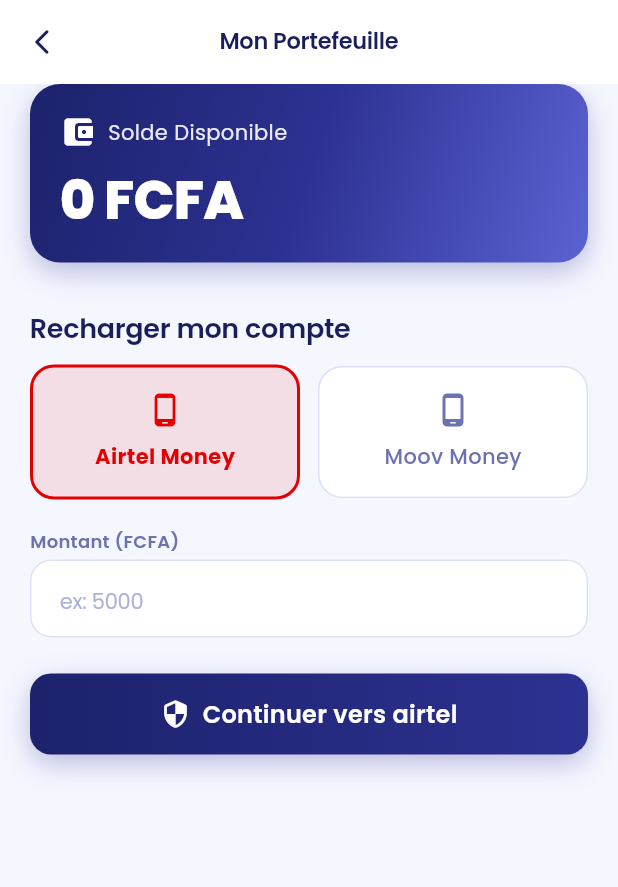
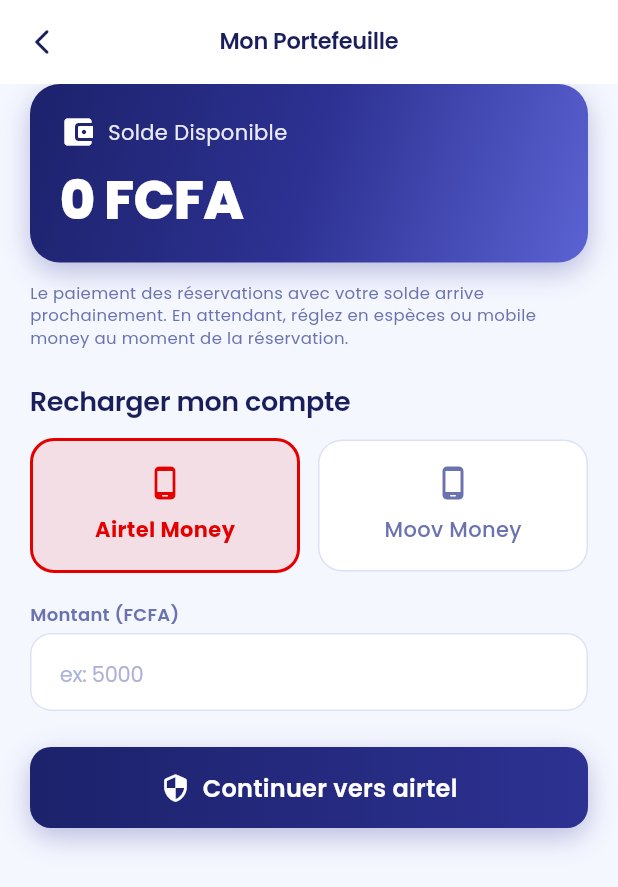
Before and after one commit to NamAngeM/nounou-express, a Flutter app: the WalletScreen screen opened by its route, on a phone screen of 412 x 824 dp. Shown: the top 887 px of the screen. Run offline on Flutter 3.47's test engine with Material 3 defaults, Android fonts, the phone set to English and light mode, and no system bars; drawn by our look-alikes of flutter_animate; our stand-ins replace cached_network_image, cloud_firestore, cloud_functions, firebase_auth, firebase_core, firebase_crashlytics and 7 more; accounts and stored records are empty.

Commit message:
feat(wallet): arbitrage du doublon — deux portefeuilles par rôle
- Parent : recharge du compte sur /wallet
  (profile/screens/wallet_screen.dart), accessible depuis le menu
  profil « Paiements » ; note honnête tant que le paiement des
  réservations par solde n'est pas branché
- Nounou : revenus/retraits sur /earnings
  (wallet/screens/nanny_wallet_screen.dart, ex-écran orphelin
  renommé), accessible depuis le menu profil « Mes revenus » et la
  carte « Revenus / mois » du dashboard (StatsCard.onTap ajouté)
- Les deux écrans ont désormais un point d'entrée réel — la route
  /wallet n'était atteignable nulle part
- CLAUDE.md : arbitrage documenté, reste backend (repository wallet
  + paiement par solde)

Reprend la direction de la session d'arbitrage parallèle,
réimplémentée sur la base à jour (post-refonte).

107 tests verts, flutter analyze sans issue.

Co-Authored-By: Claude Fable 5 <noreply@anthropic.com>

```diff
--- a/lib/features/profile/screens/nanny_dashboard_screen.dart
+++ b/lib/features/profile/screens/nanny_dashboard_screen.dart
@@ -156,6 +156,7 @@ class _NannyDashboardScreenState extends ConsumerState<NannyDashboardScreen> {
                 label: "Revenus / mois",
                 icon: Icons.payments_outlined,
                 iconColor: AppColors.success,
+                onTap: () => context.push('/earnings'),
               ),
               StatsCard(
                 value: stats["avgRating"],
--- a/lib/features/profile/screens/wallet_screen.dart
+++ b/lib/features/profile/screens/wallet_screen.dart
@@ -124,7 +124,19 @@ class _WalletScreenState extends ConsumerState<WalletScreen> {
               ),
             ).animate().fadeIn().slideY(begin: 0.1),
 
-            const SizedBox(height: AppSpacing.xxxl),
+            const SizedBox(height: AppSpacing.md),
+
+            // Honnêteté : le solde n'est pas encore accepté au checkout.
+            Text(
+              'Le paiement des réservations avec votre solde arrive '
+              'prochainement. En attendant, réglez en espèces ou mobile '
+              'money au moment de la réservation.',
+              style: AppTypography.small.copyWith(
+                color: AppColors.textSecondary,
+              ),
+            ),
+
+            const SizedBox(height: AppSpacing.xxl),
 
             // Recharger Section
             Text('Recharger mon compte', style: AppTypography.h3),
--- a/lib/features/wallet/screens/wallet_screen.dart
+++ b/lib/features/wallet/screens/nanny_wallet_screen.dart
@@ -8,14 +8,17 @@ import '../../../core/theme/app_typography.dart';
 import '../../../core/utils/formatters.dart';
 import '../../../core/widgets/app_button.dart';
 
-class WalletScreen extends StatefulWidget {
-  const WalletScreen({super.key});
+/// Portefeuille de la nounou : solde des gains, retraits mobile money
+/// et historique. (Le portefeuille parent — recharge — vit dans
+/// lib/features/profile/screens/wallet_screen.dart, route /wallet.)
+class NannyWalletScreen extends StatefulWidget {
+  const NannyWalletScreen({super.key});
 
   @override
-  State<WalletScreen> createState() => _WalletScreenState();
+  State<NannyWalletScreen> createState() => _NannyWalletScreenState();
 }
 
-class _WalletScreenState extends State<WalletScreen> {
+class _NannyWalletScreenState extends State<NannyWalletScreen> {
   /// Solde de démonstration — sera remplacé par le repository wallet
   /// (chantier 4). Centralisé ici pour que l'affichage et la validation
   /// de retrait utilisent la même valeur.
@@ -63,11 +66,8 @@ class _WalletScreenState extends State<WalletScreen> {
         onPressed: () => context.pop(),
       ),
       title: Text(
-        "Mon Portefeuille",
-        style: AppTypography.h4.copyWith(
-          color: Colors.white,
-          fontWeight: FontWeight.w900,
-        ),
+        "Mes revenus",
+        style: AppTypography.h4.copyWith(color: Colors.white),
       ),
     );
   }
```
Also changed, not shown: lib/core/router/app_router.dart (+7 -0 lines), lib/features/profile/screens/parent_profile_screen.dart (+14 -0 lines), lib/features/profile/widgets/stats_card.dart (+12 -1 lines), 1 other file.
